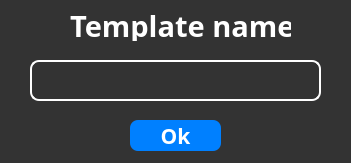
Qt form ui/get_name_templ.ui (Alchemmist/SchoolRing) before a commit.
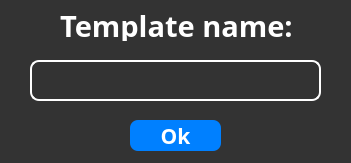
The same form after that commit.

Diff of the .ui file:
```diff
--- a/ui/get_name_templ.ui
+++ b/ui/get_name_templ.ui
@@ -49,9 +49,9 @@
   <widget class="QLabel" name="label">
    <property name="geometry">
     <rect>
-     <x>70</x>
+     <x>60</x>
      <y>10</y>
-     <width>221</width>
+     <width>241</width>
      <height>31</height>
     </rect>
    </property>
```
